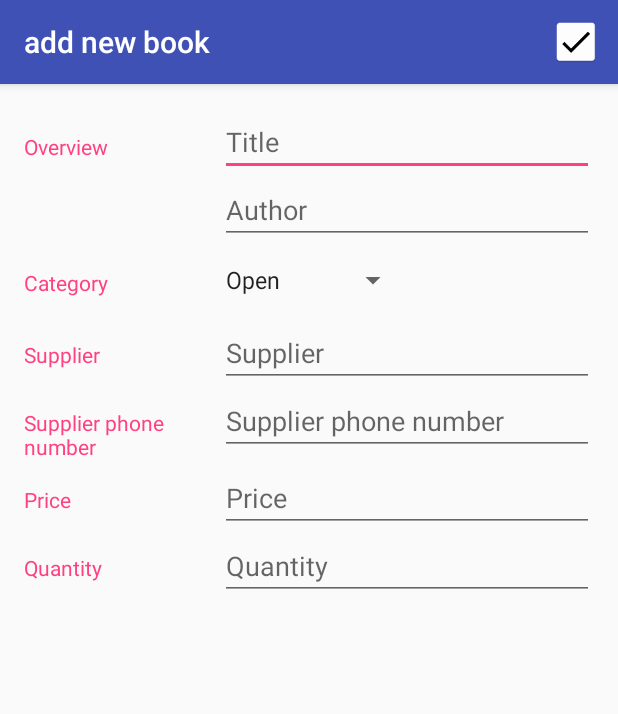
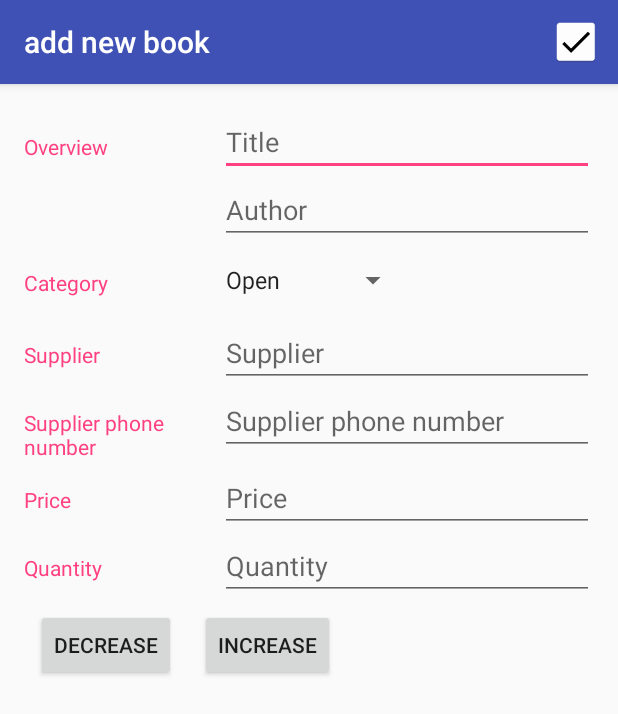
Before and after one commit to idzikowskijedrzej/InventoryApp2, an Android app: the EditActivity screen opened directly, with no data from a screen before it, on a phone screen of 412 x 824 dp. Shown: the top 714 px of the screen. Run offline under Robolectric (Android 15) with nearby library versions, the phone set to English and light mode, and no system bars.

Commit message:
added increase / decrease buttons

```diff
--- a/app/src/main/res/layout/activity_edit.xml
+++ b/app/src/main/res/layout/activity_edit.xml
@@ -183,4 +183,27 @@
 
         </RelativeLayout>
     </LinearLayout>
+
+    <LinearLayout
+        android:id="@+id/container_buttons"
+        android:layout_width="match_parent"
+        android:layout_gravity="center"
+        android:layout_height="wrap_content"
+        android:orientation="horizontal">
+        <Button
+            android:id="@+id/decrease_value"
+            android:layout_margin="@dimen/mediumMargin"
+            android:text="@string/decrease_value"
+            android:layout_width="wrap_content"
+            android:layout_height="wrap_content" />
+
+        <Button
+            android:id="@+id/increase_btn"
+            android:layout_margin="@dimen/mediumMargin"
+            android:text="@string/increase_value"
+            android:gravity="center"
+            android:layout_width="wrap_content"
+            android:layout_height="wrap_content" />
+
+    </LinearLayout>
 </LinearLayout>
--- a/app/src/main/res/values/strings.xml
+++ b/app/src/main/res/values/strings.xml
@@ -17,6 +17,8 @@
     <string name="book_supplier_phone">Supplier phone number</string>
     <string name="book_price">Price</string>
     <string name="book_quantity">Quantity</string>
+    <string name="increase_value">increase</string>
+    <string name="decrease_value">decrease</string>
 
     <string name="category_open">Open</string>
     <string name="category_mature">Mature</string>
```
